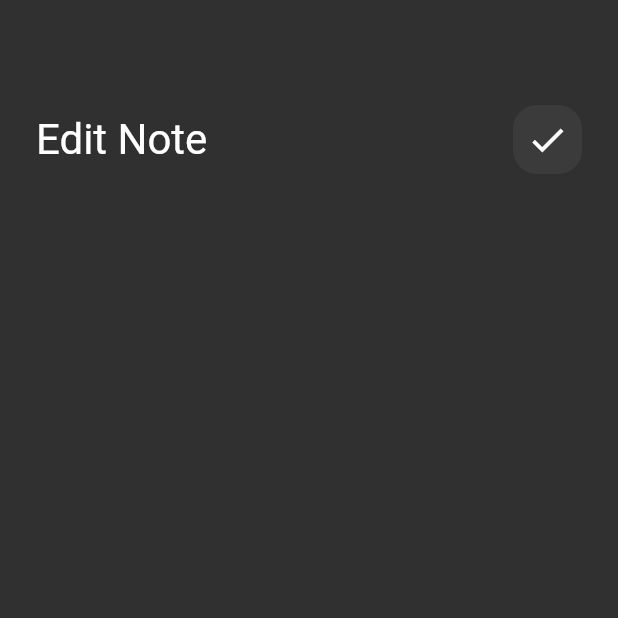
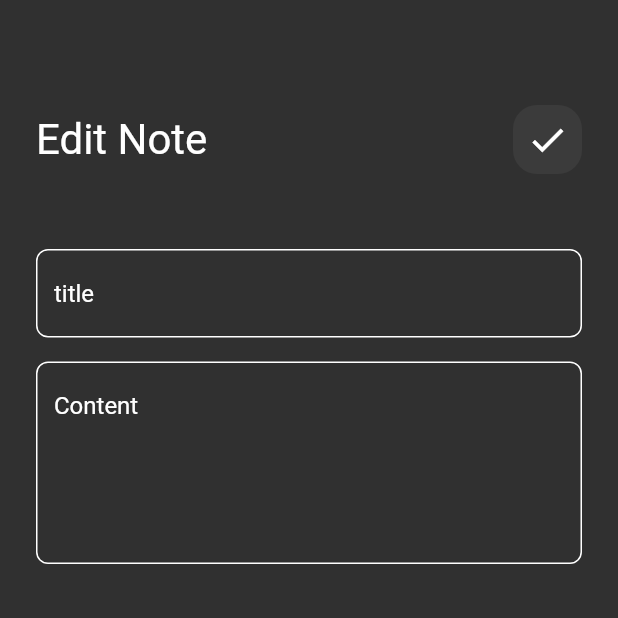
Before and after one commit to Ananhamdy11/notes, a Flutter app: the EditNoteView screen opened directly, on a phone screen of 412 x 824 dp, the top half of it. Run offline on Flutter 3.47's test engine with Material 2 defaults, Android fonts, the phone set to English and light mode, and no system bars.

Commit message:
edit note view ui done

```diff
--- a/lib/widgets/custom_text_field.dart
+++ b/lib/widgets/custom_text_field.dart
@@ -2,7 +2,7 @@ import 'package:flutter/material.dart';
 import 'package:notes_app/widgets/constants.dart';
 
 class CustomTextField extends StatelessWidget {
-  CustomTextField({required this.hinttext, this.maxlines=1});
+const  CustomTextField({required this.hinttext, this.maxlines=1});
 final String hinttext;
 final int maxlines;
   @override
--- a/lib/widgets/edit_view_body.dart
+++ b/lib/widgets/edit_view_body.dart
@@ -1,5 +1,6 @@
 import 'package:flutter/material.dart';
 import 'package:notes_app/widgets/custom_app_bar.dart';
+import 'package:notes_app/widgets/custom_text_field.dart';
 
 class EditNoteViewBody extends StatelessWidget {
   const EditNoteViewBody({super.key});
@@ -12,6 +13,11 @@ class EditNoteViewBody extends StatelessWidget {
         children:const [
           SizedBox(height: 70,),
            CustomAppBar(title: 'Edit Note',icon: Icons.check,),
+           SizedBox(height: 50,),
+           CustomTextField(hinttext: 'title',),
+           SizedBox(height: 16,),
+           CustomTextField(hinttext: 'Content',maxlines: 5,)
+
         ],
       ),
     );
```
